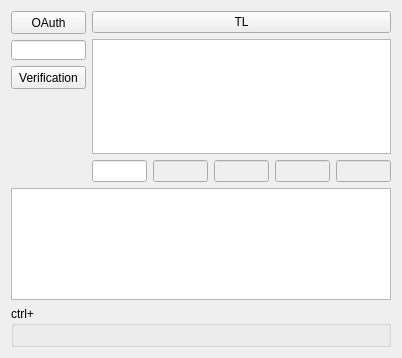
Qt form widget.ui (amayav/CommandoJikkyouSennyou) before a commit.
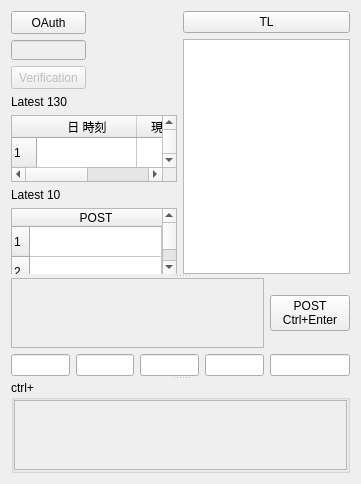
The same form after that commit.

What changed in the file:
```diff
--- a/widget.ui
+++ b/widget.ui
@@ -6,18 +6,25 @@
    <rect>
     <x>0</x>
     <y>0</y>
-    <width>402</width>
-    <height>358</height>
+    <width>361</width>
+    <height>484</height>
    </rect>
   </property>
   <property name="focusPolicy">
-   <enum>Qt::TabFocus</enum>
+   <enum>Qt::ClickFocus</enum>
   </property>
+  <layout class="QGridLayout" name="gridLayout_3">
+   <property name="sizeConstraint">
+    <enum>QLayout::SetNoConstraint</enum>
+   </property>
+   <item row="0" column="0">
+    <widget class="QSplitter" name="splitter">
+     <property name="orientation">
+      <enum>Qt::Vertical</enum>
+     </property>
+     <widget class="QWidget" name="layoutWidget">
   <layout class="QGridLayout" name="gridLayout">
-   <property name="sizeConstraint">
-    <enum>QLayout::SetMaximumSize</enum>
-   </property>
-   <item row="0" column="0" rowspan="2">
+       <item row="0" column="0">
     <layout class="QVBoxLayout" name="oauthVerticalLayout">
      <item>
       <widget class="QPushButton" name="pushButton">
@@ -43,6 +50,9 @@
      </item>
      <item>
       <widget class="QLineEdit" name="lineEdit">
+           <property name="enabled">
+            <bool>false</bool>
+           </property>
        <property name="minimumSize">
         <size>
          <width>75</width>
@@ -62,6 +72,9 @@
      </item>
      <item>
       <widget class="QPushButton" name="pushButton_3">
+           <property name="enabled">
+            <bool>false</bool>
+           </property>
        <property name="minimumSize">
         <size>
          <width>75</width>
@@ -83,21 +96,206 @@
       </widget>
      </item>
      <item>
-      <spacer name="verticalSpacer">
-       <property name="orientation">
-        <enum>Qt::Vertical</enum>
-       </property>
-       <property name="sizeHint" stdset="0">
-        <size>
-         <width>20</width>
-         <height>174</height>
-        </size>
-       </property>
-      </spacer>
+          <widget class="QLabel" name="label">
+           <property name="text">
+            <string>Latest 130</string>
+           </property>
+          </widget>
+         </item>
+         <item>
+          <widget class="QTableWidget" name="tableWidget_2">
+           <property name="focusPolicy">
+            <enum>Qt::NoFocus</enum>
+           </property>
+           <property name="rowCount">
+            <number>130</number>
+           </property>
+           <attribute name="horizontalHeaderStretchLastSection">
+            <bool>true</bool>
+           </attribute>
+           <row/>
+           <row/>
+           <row/>
+           <row/>
+           <row/>
+           <row/>
+           <row/>
+           <row/>
+           <row/>
+           <row/>
+           <row/>
+           <row/>
+           <row/>
+           <row/>
+           <row/>
+           <row/>
+           <row/>
+           <row/>
+           <row/>
+           <row/>
+           <row/>
+           <row/>
+           <row/>
+           <row/>
+           <row/>
+           <row/>
+           <row/>
+           <row/>
+           <row/>
+           <row/>
+           <row/>
+           <row/>
+           <row/>
+           <row/>
+           <row/>
+           <row/>
+           <row/>
+           <row/>
+           <row/>
+           <row/>
+           <row/>
+           <row/>
+           <row/>
+           <row/>
+           <row/>
+           <row/>
+           <row/>
+           <row/>
+           <row/>
+           <row/>
+           <row/>
+           <row/>
+           <row/>
+           <row/>
+           <row/>
+           <row/>
+           <row/>
+           <row/>
+           <row/>
+           <row/>
+           <row/>
+           <row/>
+           <row/>
+           <row/>
+           <row/>
+           <row/>
+           <row/>
+           <row/>
+           <row/>
+           <row/>
+           <row/>
+           <row/>
+           <row/>
+           <row/>
+           <row/>
+           <row/>
+           <row/>
+           <row/>
+           <row/>
+           <row/>
+           <row/>
+           <row/>
+           <row/>
+           <row/>
+           <row/>
+           <row/>
+           <row/>
+           <row/>
+           <row/>
+           <row/>
+           <row/>
+           <row/>
+           <row/>
+           <row/>
+           <row/>
+           <row/>
+           <row/>
+           <row/>
+           <row/>
+           <row/>
+           <row/>
+           <row/>
+           <row/>
+           <row/>
+           <row/>
+           <row/>
+           <row/>
+           <row/>
+           <row/>
+           <row/>
+           <row/>
+           <row/>
+           <row/>
+           <row/>
+           <row/>
+           <row/>
+           <row/>
+           <row/>
+           <row/>
+           <row/>
+           <row/>
+           <row/>
+           <row/>
+           <row/>
+           <row/>
+           <row/>
+           <row/>
+           <row/>
+           <row/>
+           <row/>
+           <column>
+            <property name="text">
+             <string>日 時刻</string>
+            </property>
+           </column>
+           <column>
+            <property name="text">
+             <string>現時刻との差</string>
+            </property>
+           </column>
+          </widget>
+         </item>
+         <item>
+          <widget class="QLabel" name="label_2">
+           <property name="text">
+            <string>Latest 10</string>
+           </property>
+          </widget>
+         </item>
+         <item>
+          <widget class="QTableWidget" name="tableWidget">
+           <property name="focusPolicy">
+            <enum>Qt::NoFocus</enum>
+           </property>
+           <property name="rowCount">
+            <number>10</number>
+           </property>
+           <property name="columnCount">
+            <number>1</number>
+           </property>
+           <attribute name="horizontalHeaderStretchLastSection">
+            <bool>true</bool>
+           </attribute>
+           <row/>
+           <row/>
+           <row/>
+           <row/>
+           <row/>
+           <row/>
+           <row/>
+           <row/>
+           <row/>
+           <row/>
+           <column>
+            <property name="text">
+             <string>POST</string>
+            </property>
+           </column>
+          </widget>
      </item>
     </layout>
    </item>
-   <item row="0" column="1" colspan="5">
+       <item row="0" column="1">
     <layout class="QVBoxLayout" name="timeLienVerticalLayout">
      <item>
       <widget class="QPushButton" name="pushButton_2">
@@ -111,24 +309,49 @@
      </item>
     </layout>
    </item>
-   <item row="1" column="2">
-    <widget class="QLineEdit" name="lineEdit_3">
-     <property name="enabled">
-      <bool>false</bool>
-     </property>
-    </widget>
-   </item>
-   <item row="1" column="3">
-    <widget class="QLineEdit" name="lineEdit_4">
+      </layout>
+     </widget>
+     <widget class="QWidget" name="layoutWidget">
+      <layout class="QGridLayout" name="gridLayout_2">
+       <property name="sizeConstraint">
+        <enum>QLayout::SetMaximumSize</enum>
+       </property>
+       <item row="4" column="0">
+        <widget class="QLineEdit" name="lineEdit_2">
+         <property name="focusPolicy">
+          <enum>Qt::ClickFocus</enum>
+         </property>
+        </widget>
+       </item>
+       <item row="4" column="1">
+        <widget class="QLineEdit" name="lineEdit_3"/>
+       </item>
+       <item row="4" column="2">
+        <widget class="QLineEdit" name="lineEdit_4"/>
+       </item>
+       <item row="4" column="3">
+        <widget class="QLineEdit" name="lineEdit_5"/>
+       </item>
+       <item row="4" column="4">
+        <widget class="QLineEdit" name="lineEdit_6"/>
+       </item>
+       <item row="0" column="0" colspan="4">
+        <widget class="QPlainTextEdit" name="plainTextEdit">
      <property name="enabled">
       <bool>false</bool>
      </property>
     </widget>
    </item>
-   <item row="2" column="0" colspan="6">
-    <widget class="QPlainTextEdit" name="plainTextEdit"/>
-   </item>
-   <item row="3" column="0" colspan="6">
+       <item row="0" column="4">
+        <widget class="QPushButton" name="pushButton_4">
+         <property name="text">
+          <string>POST
+Ctrl+Enter</string>
+         </property>
+        </widget>
+       </item>
+      </layout>
+     </widget>
     <widget class="QGroupBox" name="groupBox">
      <property name="sizePolicy">
       <sizepolicy hsizetype="Expanding" vsizetype="Preferred">
@@ -139,33 +362,38 @@
      <property name="title">
       <string>ctrl+</string>
      </property>
-     <layout class="QFormLayout" name="formLayout">
+      <layout class="QGridLayout" name="gridLayout_4">
+       <property name="margin">
+        <number>0</number>
+       </property>
+       <property name="spacing">
+        <number>0</number>
+       </property>
       <item row="0" column="0">
-       <layout class="QGridLayout" name="buttonsGridLayout">
-        <property name="sizeConstraint">
-         <enum>QLayout::SetDefaultConstraint</enum>
-        </property>
-       </layout>
+        <widget class="QScrollArea" name="scrollArea">
+         <property name="widgetResizable">
+          <bool>true</bool>
+         </property>
+         <widget class="QWidget" name="scrollAreaWidgetContents">
+          <property name="geometry">
+           <rect>
+            <x>0</x>
+            <y>0</y>
+            <width>339</width>
+            <height>69</height>
+           </rect>
+          </property>
+          <layout class="QGridLayout" name="gridLayout_6">
+           <item row="0" column="0">
+            <layout class="QGridLayout" name="buttonsGridLayout"/>
       </item>
      </layout>
     </widget>
-   </item>
-   <item row="1" column="4">
-    <widget class="QLineEdit" name="lineEdit_5">
-     <property name="enabled">
-      <bool>false</bool>
-     </property>
-    </widget>
-   </item>
-   <item row="1" column="5">
-    <widget class="QLineEdit" name="lineEdit_6">
-     <property name="enabled">
-      <bool>false</bool>
-     </property>
-    </widget>
-   </item>
-   <item row="1" column="1">
-    <widget class="QLineEdit" name="lineEdit_2"/>
+        </widget>
+       </item>
+      </layout>
+     </widget>
+    </widget>
    </item>
   </layout>
  </widget>
```
Left out of the diff: 6 changed lines with no effect on the pictures. Lines whose indentation alone changed are shown as unchanged.
